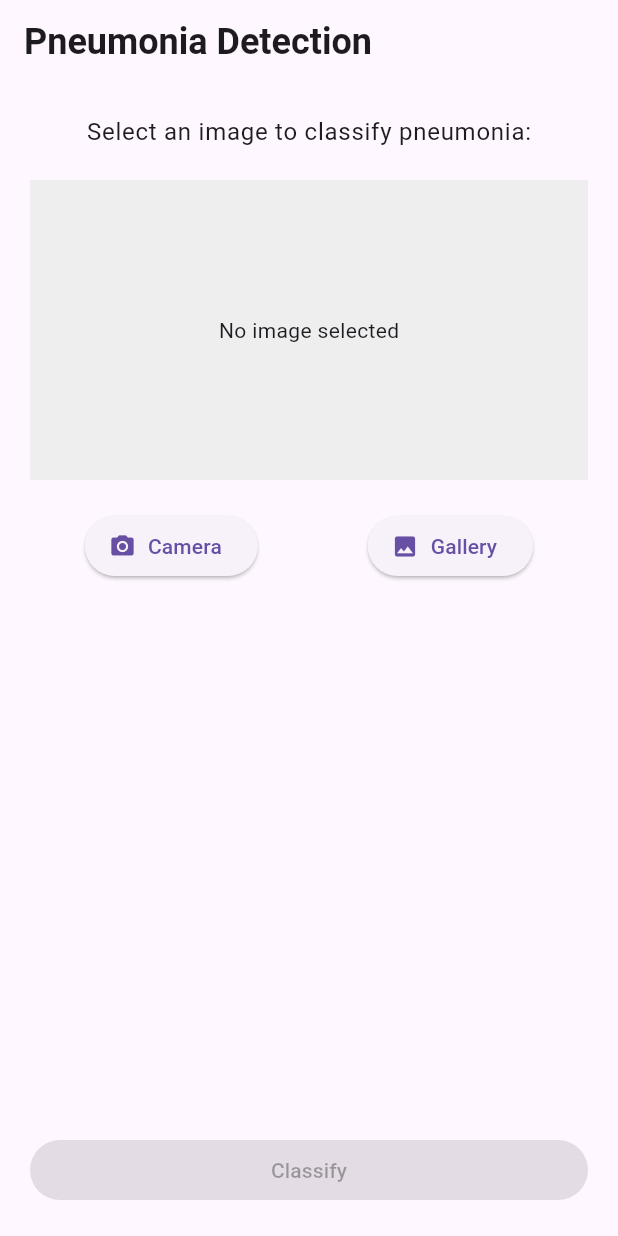
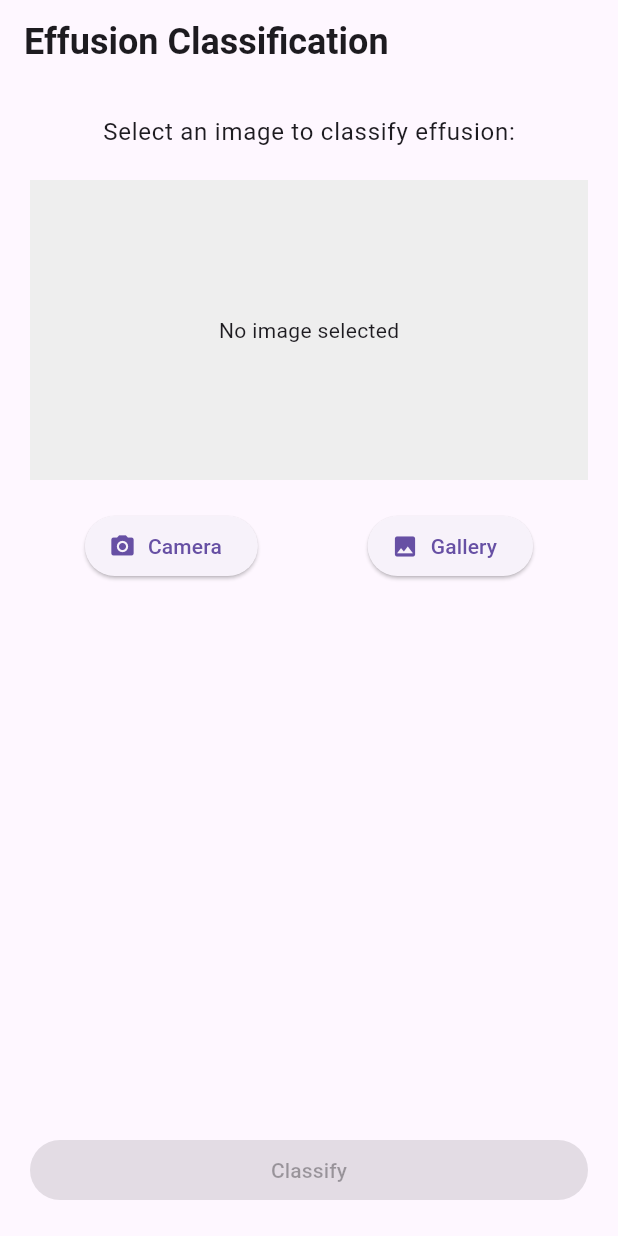
Before and after one commit to digital-medicine/ndemobil-bild-summer-school-codespace, a Flutter app: the screen it shows after launch, on a phone screen of 412 x 824 dp. Run offline on Flutter 3.47's test engine with Material 3 defaults, Android fonts, the phone set to English and light mode, and no system bars; our stand-ins replace image_picker; missing offline and left inert: tflite_flutter.

Commit message:
Adapt strings and readme to effusion classification

```diff
--- a/lib/screens/home_screen.dart
+++ b/lib/screens/home_screen.dart
@@ -60,7 +60,7 @@ class _HomeScreenState extends State<HomeScreen> {
     return Scaffold(
       appBar: AppBar(
         title: const Text(
-          'Pneumonia Detection',
+          'Effusion Classification',
           style: TextStyle(fontSize: 24, fontWeight: FontWeight.bold),
         ),
       ),
@@ -69,7 +69,7 @@ class _HomeScreenState extends State<HomeScreen> {
         child: Column(
           children: [
             Text(
-              'Select an image to classify pneumonia:',
+              'Select an image to classify effusion:',
               style: Theme.of(context).textTheme.bodyLarge,
             ),
             const SizedBox(height: 20),
--- a/lib/services/classifier.dart
+++ b/lib/services/classifier.dart
@@ -28,7 +28,7 @@ class Classifier {
     print('Raw: $rawOutput → Probability: $probability');
 
     return probability > 0.5
-        ? 'Pneumonia likely (${(probability * 100).toStringAsFixed(2)}%)'
-        : 'No pneumonia detected (${((1 - probability) * 100).toStringAsFixed(2)}%)';
+        ? 'Effusion likely (${(probability * 100).toStringAsFixed(2)}%)'
+        : 'No effusion detected (${((1 - probability) * 100).toStringAsFixed(2)}%)';
   }
 }
```
Also changed, not shown: 1 other file.
